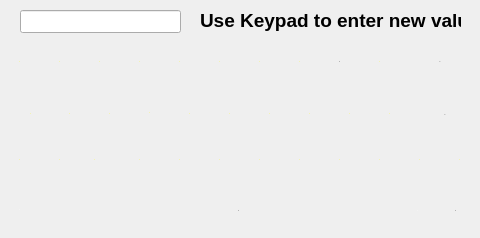
Old version of the form keypad.ui in the repository cjwhome/2bTouch.
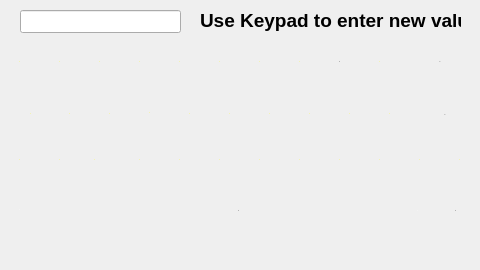
New version of the form. Icons and pictures are not drawn.

Patch:
```diff
--- a/keypad.ui
+++ b/keypad.ui
@@ -7,7 +7,7 @@
     <x>0</x>
     <y>0</y>
     <width>480</width>
-    <height>238</height>
+    <height>270</height>
    </rect>
   </property>
   <property name="font">
```
